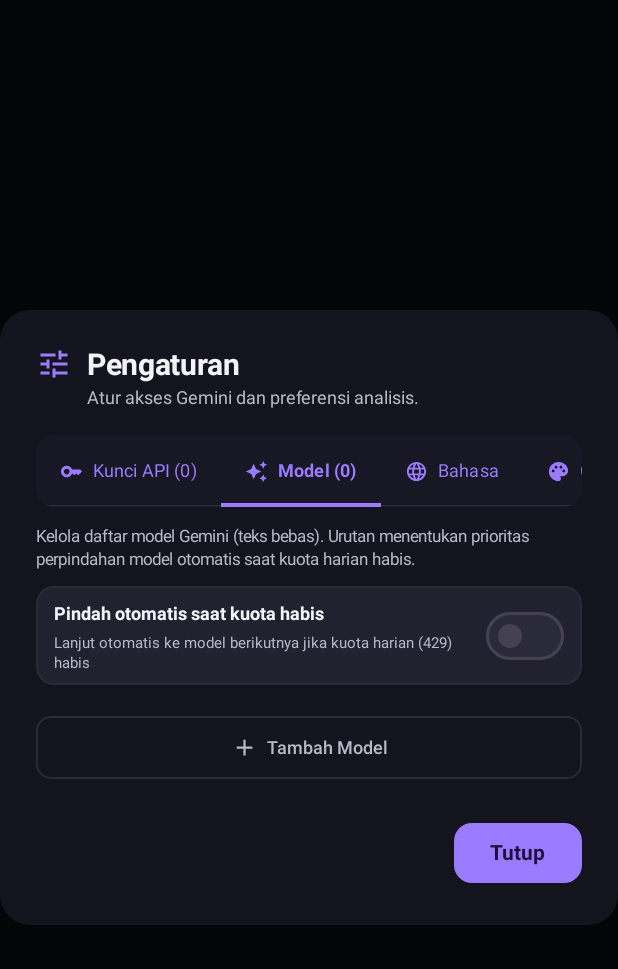
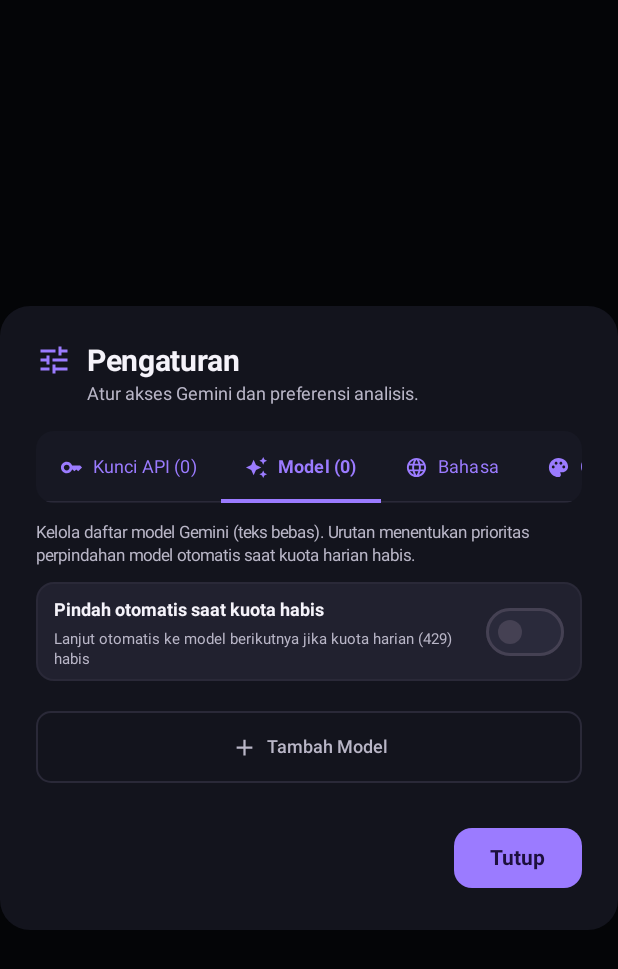
Before and after one commit to hafefrock/rekapin-app, an Android app built with Jetpack Compose: the composable SettingsDialog called with empty values, tab 2 chosen, on a phone screen of 412 x 824 dp. Shown: the top 969 px of the screen. Run offline under Robolectric (Android 15) with nearby library versions, the phone set to English and light mode, and no system bars.

Commit message:
ui: standardize dialog action touch targets

```diff
--- a/app/src/main/java/com/example/ui/components/SettingsDialog.kt
+++ b/app/src/main/java/com/example/ui/components/SettingsDialog.kt
@@ -508,7 +508,7 @@ fun SettingsDialog(
                         shape = RoundedCornerShape(10.dp),
                         modifier = Modifier
                             .fillMaxWidth()
-                            .height(42.dp)
+                            .heightIn(min = 48.dp)
                             .testTag("btn_add_api_key")
                     ) {
                         Icon(
@@ -734,7 +734,7 @@ fun SettingsDialog(
                         shape = RoundedCornerShape(10.dp),
                         modifier = Modifier
                             .fillMaxWidth()
-                            .height(42.dp)
+                            .heightIn(min = 48.dp)
                             .testTag("btn_add_model")
                     ) {
                         Icon(
```
